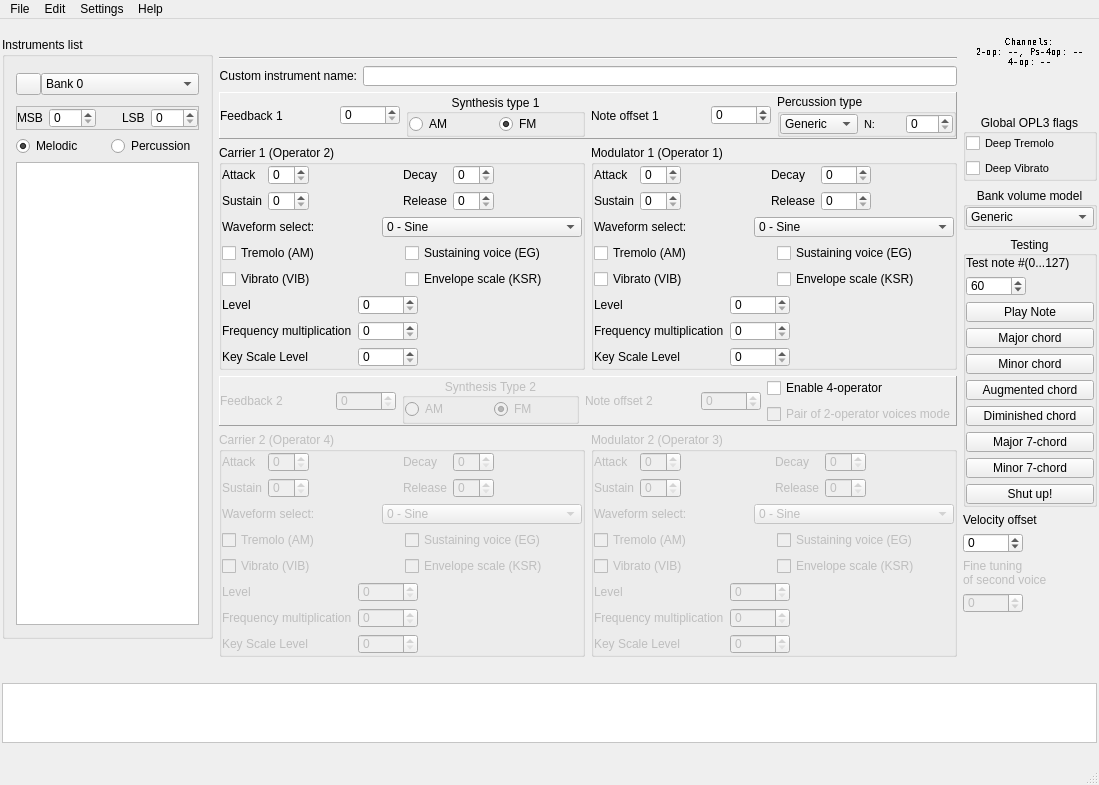
Qt form src/bank_editor.ui (Wohlstand/OPL3BankEditor) before a commit.
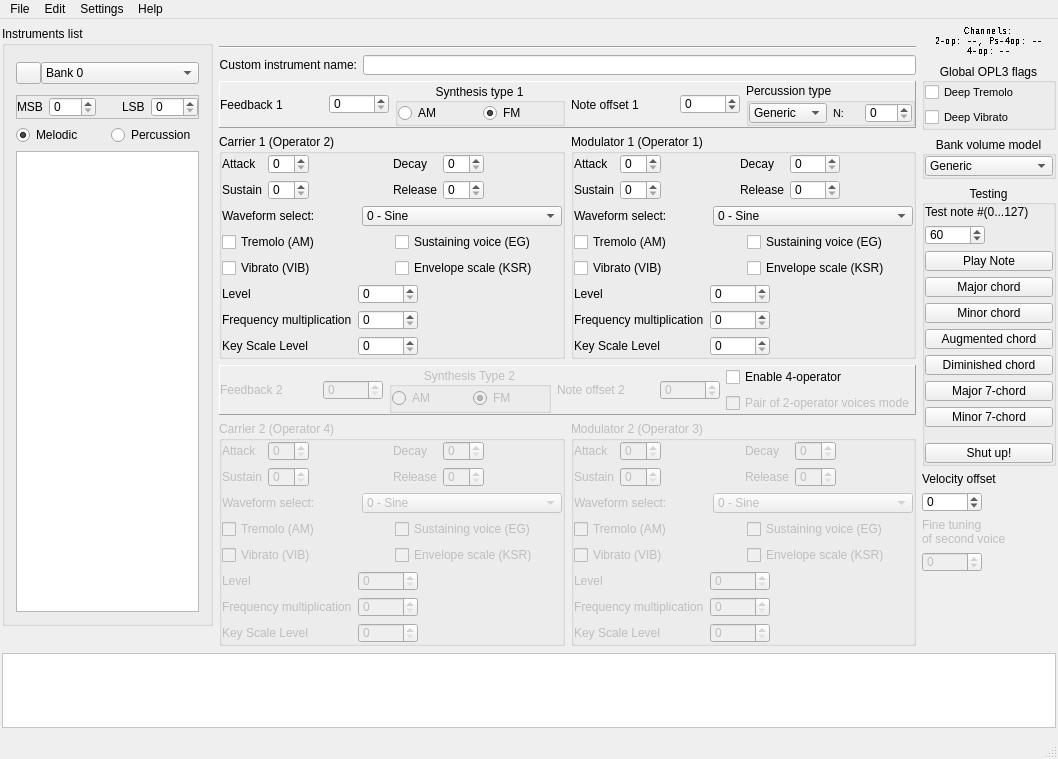
The same form after that commit. Icons and pictures are not drawn. Custom widgets are drawn as their Qt base class.

Commit message: Repair missing signals and slots on the form Yeah, @jpcima, you have nuked signals and slots are controlled visibility in dependency from operators count and the mode. Be careful in next time!

Patch:
```diff
--- a/src/bank_editor.ui
+++ b/src/bank_editor.ui
@@ -9,8 +9,8 @@
    <rect>
     <x>0</x>
     <y>0</y>
-    <width>1099</width>
-    <height>785</height>
+    <width>1058</width>
+    <height>759</height>
    </rect>
   </property>
   <property name="focusPolicy">
@@ -28,6 +28,9 @@
   </property>
   <widget class="QWidget" name="centralwidget">
    <layout class="QVBoxLayout" name="verticalLayout_14">
+    <property name="spacing">
+     <number>0</number>
+    </property>
     <property name="leftMargin">
      <number>2</number>
     </property>
@@ -68,7 +71,7 @@
         <number>0</number>
        </property>
        <item>
-        <widget class="QFrame" name="frame">
+        <widget class="QFrame" name="instrlist_frame">
          <layout class="QVBoxLayout" name="verticalLayout_12">
           <property name="leftMargin">
            <number>0</number>
@@ -335,7 +338,7 @@
            <number>0</number>
           </property>
           <item>
-           <widget class="QFrame" name="frame">
+           <widget class="QFrame" name="operator_zone">
             <layout class="QGridLayout" name="gridLayout_14">
              <property name="leftMargin">
               <number>0</number>
@@ -2593,7 +2596,7 @@
         </widget>
        </item>
        <item>
-        <widget class="QFrame" name="frame">
+        <widget class="QFrame" name="palybox_frame">
          <property name="sizePolicy">
           <sizepolicy hsizetype="Maximum" vsizetype="Preferred">
            <horstretch>0</horstretch>
@@ -2635,19 +2638,6 @@
             </property>
            </widget>
           </item>
-          <item>
-           <spacer name="verticalSpacer_2">
-            <property name="orientation">
-             <enum>Qt::Vertical</enum>
-            </property>
-            <property name="sizeHint" stdset="0">
-             <size>
-              <width>20</width>
-              <height>40</height>
-             </size>
-            </property>
-           </spacer>
-          </item>
           <item>
            <widget class="QGroupBox" name="groupBox_3">
             <property name="title">
@@ -2939,6 +2929,22 @@
                </property>
               </widget>
              </item>
+             <item>
+              <spacer name="verticalSpacer_2">
+               <property name="orientation">
+                <enum>Qt::Vertical</enum>
+               </property>
+               <property name="sizeType">
+                <enum>QSizePolicy::Fixed</enum>
+               </property>
+               <property name="sizeHint" stdset="0">
+                <size>
+                 <width>20</width>
+                 <height>10</height>
+                </size>
+               </property>
+              </spacer>
+             </item>
              <item>
               <widget class="QPushButton" name="shutUp">
                <property name="maximumSize">
@@ -3080,7 +3086,7 @@
       <property name="minimumSize">
        <size>
         <width>0</width>
-        <height>60</height>
+        <height>75</height>
        </size>
       </property>
       <property name="autoFillBackground">
@@ -3104,8 +3110,8 @@
     <rect>
      <x>0</x>
      <y>0</y>
-     <width>1099</width>
-     <height>24</height>
+     <width>1058</width>
+     <height>20</height>
     </rect>
    </property>
    <widget class="QMenu" name="menuFile">
```
Left out of the diff: 163 changed lines with no effect on the pictures.
